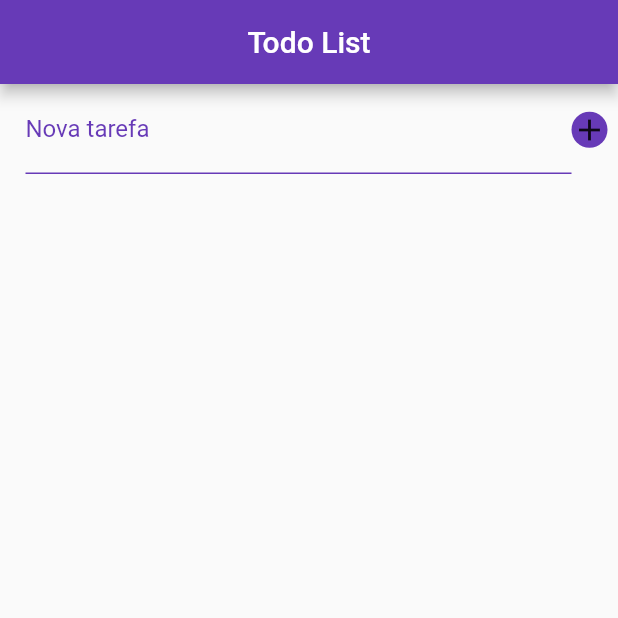
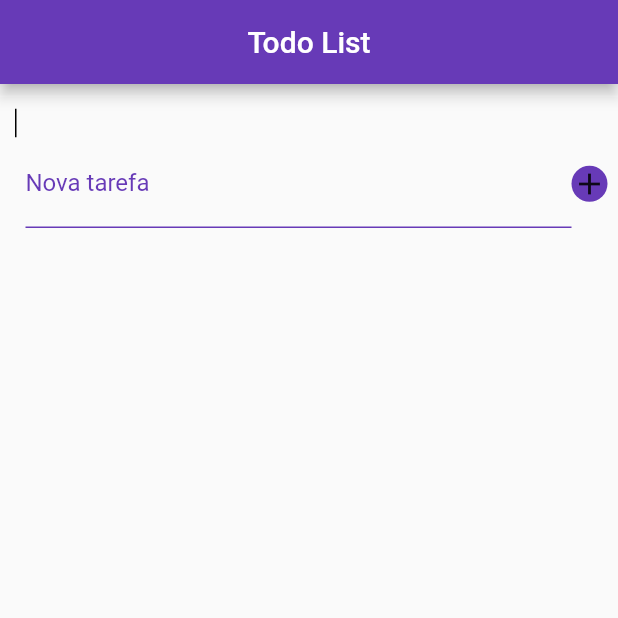
Before and after one commit to vicenthy/flutter-learning, a Flutter app: the screen it shows after launch, on a phone screen of 412 x 824 dp, the top half of it. Run offline on Flutter 3.47's test engine with Material 2 defaults, Android fonts, the phone set to English and light mode, and no system bars; our stand-ins replace share, transparent_image.

Commit message:
nova aula

```diff
--- a/flutter_app_todo_list/lib/main.dart
+++ b/flutter_app_todo_list/lib/main.dart
@@ -16,6 +16,9 @@ class Home extends StatefulWidget {
 class _HomeState extends State<Home> {
   List _tarefas = [];
   final _tarefaController = TextEditingController();
+  double _progresso = 1;
+  int _progressoAtual = 0;
+  int _progressoAnterior = 0;
   Map<String, dynamic> _lastRemoved = Map();
   int _lastIndexRemoveded;
 
@@ -43,6 +46,28 @@ class _HomeState extends State<Home> {
         ),
         body: Column(
           children: <Widget>[
+            Divider(
+              color: Colors.white,
+            ),
+            Padding(
+                padding: EdgeInsets.only(right: 10, left: 10),
+                child: Align(
+                  alignment: Alignment(-1, 0),
+                  child: AnimatedContainer(
+                    duration: Duration(seconds: 2),
+                    width: _progresso,
+                    height: 20,
+                    decoration: BoxDecoration(
+                        color: Colors.blue,
+                        border: Border.all(color: Colors.black)),
+                    child: Center(
+                        child: Text(
+                      "${_progressoAtual}%",
+                      style: TextStyle(
+                          color: Colors.white, fontWeight: FontWeight.bold),
+                    )),
+                  ),
+                )),
             Container(
               padding: EdgeInsets.fromLTRB(17.0, 1.0, 7.0, 1.0),
               child: Row(
@@ -70,7 +95,6 @@ class _HomeState extends State<Home> {
                       onTap: () {
                         setState(() {
                           _addTarefa();
-                          _tarefaController.text = "";
                         });
                       },
                       child: Container(
@@ -150,10 +174,15 @@ class _HomeState extends State<Home> {
       ),
       direction: DismissDirection.startToEnd,
       child: CheckboxListTile(
+
+
         onChanged: (isChecked) {
           setState(() {
             _tarefas[index]["feito"] = isChecked;
             _saveData();
+            _progressoAtual = ((_tarefas.where((value) => value["feito"]).length / _tarefas.length) * 100).round();
+            _progresso = (MediaQuery.of(context).size.width / (100 / _progressoAtual));
+
           });
         },
         title: Text(_tarefas[index]["tarefa"],
@@ -172,16 +201,16 @@ class _HomeState extends State<Home> {
   Future<Null> atualizar() async {
     setState(() {
       _tarefas.sort((a1, a2) {
-        if(a1["feito"] && !a2["feito"]) {
+        if (a1["feito"] && !a2["feito"]) {
           return 1;
-        }if(!a1["feito"] && a2["feito"]) {
+        }
+        if (!a1["feito"] && a2["feito"]) {
           return -1;
         } else {
           return 0;
         }
       });
       _saveData();
-
     });
 
     return null;
```
Also changed, not shown: flutter_app_gif_search/lib/main.dart (added, +9 -0 lines), flutter_app_gif_search/lib/pages/giphy_page.dart (added, +33 -0 lines), flutter_app_gif_search/lib/pages/home_page.dart (added, +182 -0 lines), flutter_app_gif_search/pubspec.yaml (added, +75 -0 lines), flutter_app_gif_search/pubspec.lock (added), 52 other files.
